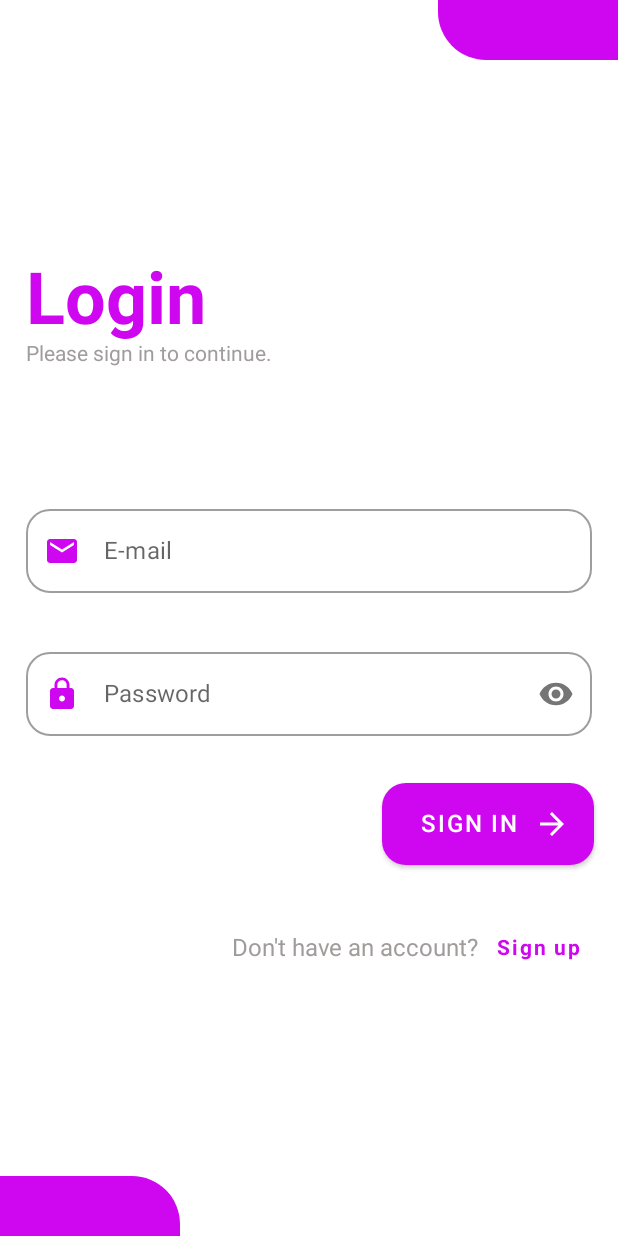
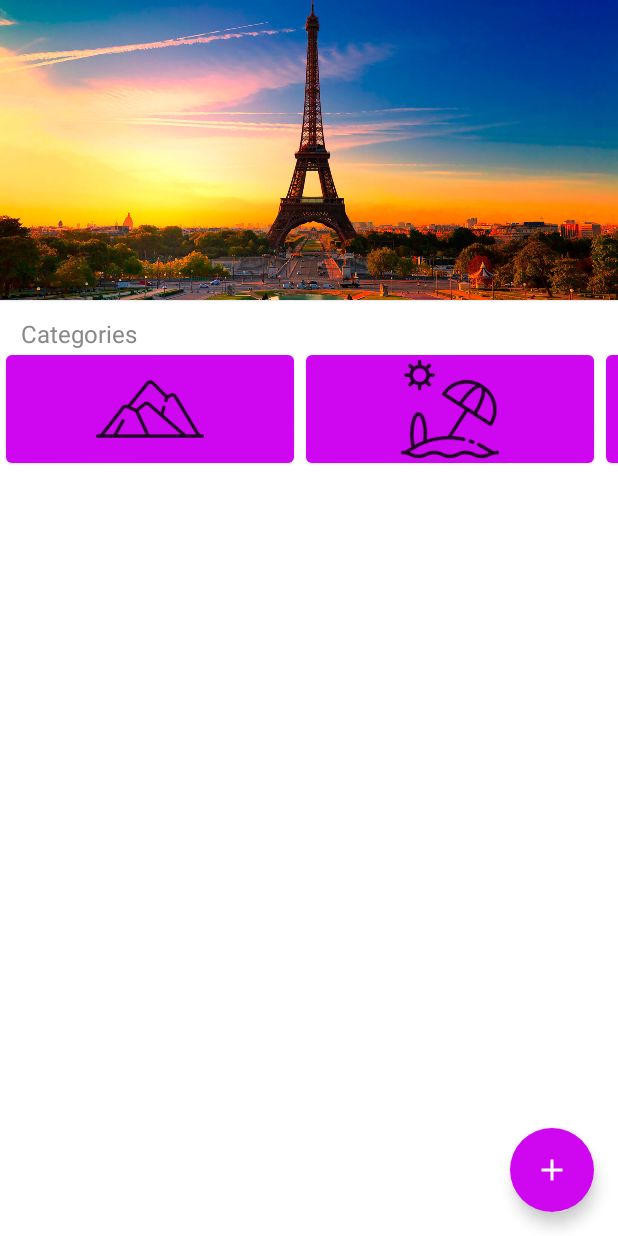
Before and after one commit to nicanico/app-viagens, an Android app built with Jetpack Compose: the screen it shows after launch (MainActivity before the commit, HomeActivity after it), on a phone screen of 412 x 824 dp. Run offline under Robolectric (Android 15) with nearby library versions, the light colour scheme and no system bars.

Commit message:
25/04 - update home

```diff
--- a/app/src/main/AndroidManifest.xml
+++ b/app/src/main/AndroidManifest.xml
@@ -12,7 +12,7 @@
         android:theme="@style/Theme.Activitylogin"
         tools:targetApi="31">
         <activity
-            android:name=".HomeActivity"
+            android:name=".MainActivity"
             android:exported="false"
             android:label="@string/title_activity_home"
             android:theme="@style/Theme.Activitylogin" />
@@ -23,7 +23,7 @@
             android:theme="@style/Theme.Activitylogin"
             />
         <activity
-            android:name=".MainActivity"
+            android:name=".HomeActivity"
             android:screenOrientation="portrait"
             android:exported="true"
             android:label="@string/title_activity_sing_up"
--- a/app/src/main/java/br/senai/sp/jandira/activity_login/HomeActivity.kt
+++ b/app/src/main/java/br/senai/sp/jandira/activity_login/HomeActivity.kt
@@ -5,22 +5,27 @@ import androidx.activity.ComponentActivity
 import androidx.activity.compose.setContent
 import androidx.compose.foundation.Image
 import androidx.compose.foundation.layout.*
-import androidx.compose.foundation.lazy.LazyColumn
 import androidx.compose.foundation.lazy.LazyRow
+import androidx.compose.foundation.lazy.items
 import androidx.compose.foundation.shape.CircleShape
 import androidx.compose.material.*
+import androidx.compose.material.icons.Icons
+import androidx.compose.material.icons.filled.Add
 import androidx.compose.runtime.Composable
 import androidx.compose.ui.Alignment
 import androidx.compose.ui.Modifier
 import androidx.compose.ui.graphics.Color
+import androidx.compose.ui.graphics.RectangleShape
+import androidx.compose.ui.layout.ContentScale
 import androidx.compose.ui.res.painterResource
-import androidx.compose.ui.text.font.FontFamily
+import androidx.compose.ui.res.stringResource
 import androidx.compose.ui.text.font.FontWeight
 import androidx.compose.ui.tooling.preview.Preview
 import androidx.compose.ui.unit.dp
 import androidx.compose.ui.unit.sp
+import br.senai.sp.jandira.activity_login.model.Category
+import br.senai.sp.jandira.activity_login.repository.CategoryRepository
 import br.senai.sp.jandira.activity_login.ui.theme.ActivityloginTheme
-import java.time.format.TextStyle
 
 class HomeActivity : ComponentActivity() {
     override fun onCreate(savedInstanceState: Bundle?) {
@@ -28,115 +33,93 @@ class HomeActivity : ComponentActivity() {
         setContent {
             ActivityloginTheme {
                 // A surface container using the 'background' color from the theme
-                Home()
+
+                HomeScreen(CategoryRepository.getCategories())
+
             }
         }
     }
 }
 
-@Preview(showBackground = true)
 @Composable
-fun Home() {
+fun HomeScreen(categories: List<Category>) {
 
-
-    Column(
-        modifier = Modifier.fillMaxSize(),
-        verticalArrangement = Arrangement.SpaceBetween
+    Scaffold( floatingActionButton = {
+        FloatingActionButton(
+            onClick = { /*TODO*/ },
+            backgroundColor = Color(207, 6, 240)
         ) {
-
-            Box(
+            Icon(imageVector = Icons.Default.Add,
+                    contentDescription = " ",
+                tint =  Color.White
+            )
+        }
+    } ) {
+        Surface(
             modifier = Modifier
                 .fillMaxSize()
-                .height(300.dp),
-            )
-            {
-                Image(
-                    painter = painterResource(id = R.drawable.paris),
-                    contentDescription = ""
-                )
-
-                Column(
-                    modifier = Modifier.fillMaxWidth()
-
+                .padding(it)
         ) {
-                    Column(
+            Column() {
+                Card(
                     modifier = Modifier
                         .fillMaxWidth()
-                            .padding(
-                                top = 13.dp,
-                                end = 19.dp
-                            ),
-                        horizontalAlignment = Alignment.End
-                    ) {
-                        Card(
-                            modifier = Modifier.size(61.dp),
-                            shape = CircleShape,
+                        .height(200.dp),
+                    backgroundColor = Color.Magenta,
+                    shape = RectangleShape
 
                 ) {
                     Image(
-                                painter = painterResource(id = R.drawable.susanna_hoffs),
-                                contentDescription = "")
-                        }
-                        Text(
-                            text = "Susanna Hoffs",
-                            color = Color.White
-                        )
-                    }
-
-                Column(
-                    modifier = Modifier
-                        .fillMaxSize()
-
-                        .padding(start = 19.dp)
-
-            )
-                {
-                    Row( modifier = Modifier
-                        .fillMaxWidth()
-                        .padding(end = 30.dp, top = 25.dp)
-                    )
-                    {
-                        Icon(
-                            painter = painterResource(id = R.drawable.location),
-                            contentDescription = "",
-                            tint = Color.White
-                        )
-                        Text(
-                            text = "You're in Paris",
-                            color = Color.White
+                        painter = painterResource(id = R.drawable.paris),
+                        contentDescription = "Logo com foto de paris",
+                        contentScale = ContentScale.Crop
                     )
                 }
 
                 Text(
-                        text = "My Trips",
-                        fontWeight = FontWeight.Bold,
-                        fontSize = 24.sp,
-                        color = Color.White
+                    text = stringResource(id = R.string.category),
+                    modifier = Modifier.padding(top = 14.dp, start = 14.dp),
+                    color = Color.Gray
                 )
 
+                LazyRow() {
+                    items(categories) {
+                        Card(
+                            modifier = Modifier
+                                .size(200.dp, 80.dp)
+                                .padding(4.dp),
+                            backgroundColor = Color(207, 6, 240)
+                        )
+                        {
+                            Column(
+                                horizontalAlignment = Alignment.CenterHorizontally,
+                                verticalArrangement = Arrangement.Center
+                            ) {
+                                Icon(
+                                    // double bang - referente a arma de desenho com bang bang !!
+                                    painter = it.icon!!,
+                                    contentDescription = " ")
+                                Text(text = it.name)
                             }
-
-            }
-                Column(
-                    modifier = Modifier
-                        .fillMaxWidth()
-                        .padding(top = 210.dp, start = 19.dp),
-                    verticalArrangement = Arrangement.SpaceBetween
-                ) {
-                    Text(
-                        text = "Categorias",
-                        color = Color.Gray
-
-                    )
-
-
 
                         }
                     }
 
+                }
+            }
+        }
+    }
 
 
 }
 
 
+@Preview(showBackground = true, showSystemUi = true)
+@Composable
+fun Preview(){
+    ActivityloginTheme {
+        // A surface container using the 'background' color from the theme
+        HomeScreen(CategoryRepository.getCategories())
+
     }
+}
--- a/app/src/main/java/br/senai/sp/jandira/activity_login/MainActivity.kt
+++ b/app/src/main/java/br/senai/sp/jandira/activity_login/MainActivity.kt
@@ -52,7 +52,6 @@ fun Telalogin() {
 
     val context = LocalContext.current
 
-    // não esquecer do .value
     var emailState by remember {
         mutableStateOf("")
     }
--- /dev/null
+++ b/app/src/main/java/br/senai/sp/jandira/activity_login/model/Category.kt
@@ -0,0 +1,9 @@
+package br.senai.sp.jandira.activity_login.model
+
+import androidx.compose.ui.graphics.painter.Painter
+
+data class Category(
+    var id: Long = 0,
+    var name: String = " ",
+    var icon: Painter? = null
+)
--- /dev/null
+++ b/app/src/main/java/br/senai/sp/jandira/activity_login/repository/CategoryRepository.kt
@@ -0,0 +1,39 @@
+package br.senai.sp.jandira.activity_login.repository
+
+import androidx.compose.runtime.Composable
+import androidx.compose.ui.res.painterResource
+import br.senai.sp.jandira.activity_login.R
+import br.senai.sp.jandira.activity_login.model.Category
+
+
+class CategoryRepository {
+    companion object{
+        @Composable
+        fun getCategories(): List<Category>{
+            return listOf(
+                Category(
+                    id = 1,
+                    name = "Montain",
+                    icon = painterResource(id = R.drawable.montanha)
+                ),
+                Category(
+                    id = 2,
+                    name = "Beach",
+                    icon = painterResource(id = R.drawable.beach)
+                ),
+                Category(
+                    id = 3,
+                    name = "Ski",
+                    icon = painterResource(id = R.drawable.alpine)
+                ),
+                Category(
+                    id = 4,
+                    name = "Snow",
+                    icon = painterResource(id = R.drawable.snowfall)
+                )
+            )
+        }
+    }
+
+
+}
--- a/app/src/main/res/values/strings.xml
+++ b/app/src/main/res/values/strings.xml
@@ -17,6 +17,7 @@
     <string name="button_create">CREATE ACCOUNT</string>
     <string name="have_account">Already have an account?</string>
     <string name="sing_in">Sign in</string>
+    <string name="category">Categories</string>
 
 
 
```
Also changed, not shown: app/src/main/res/drawable/alpine.png (added), app/src/main/res/drawable/beach.png (added), app/src/main/res/drawable/montanha.png (added), app/src/main/res/drawable/snowfall.png (added). Lines whose indentation alone changed are shown as unchanged.
